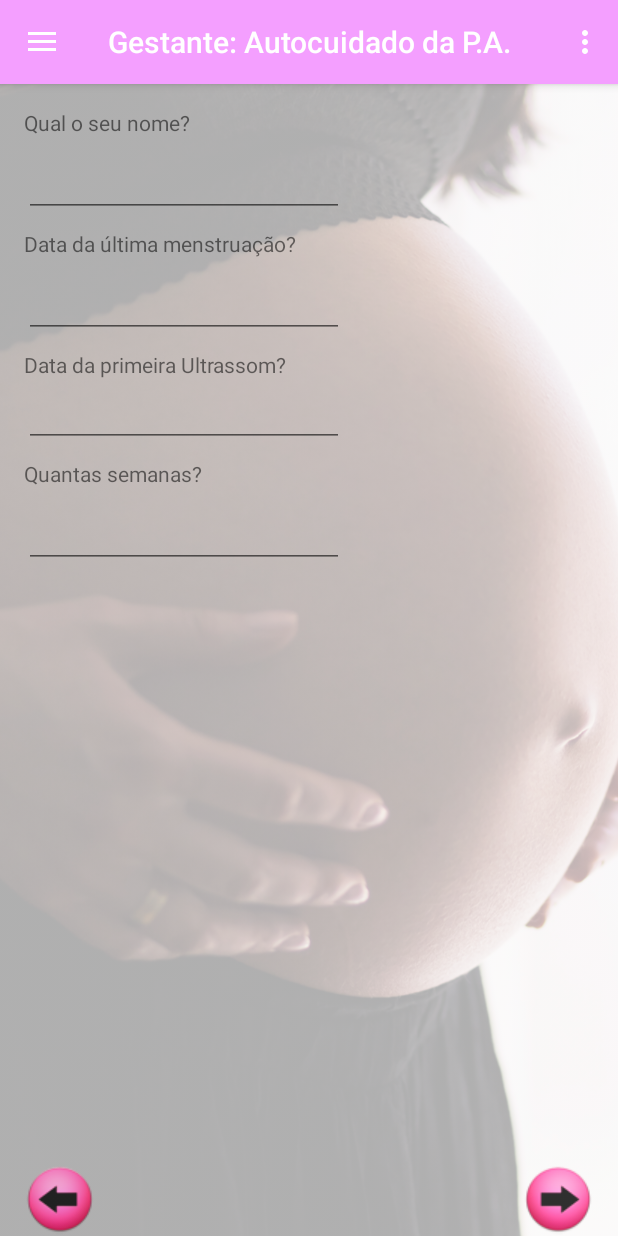
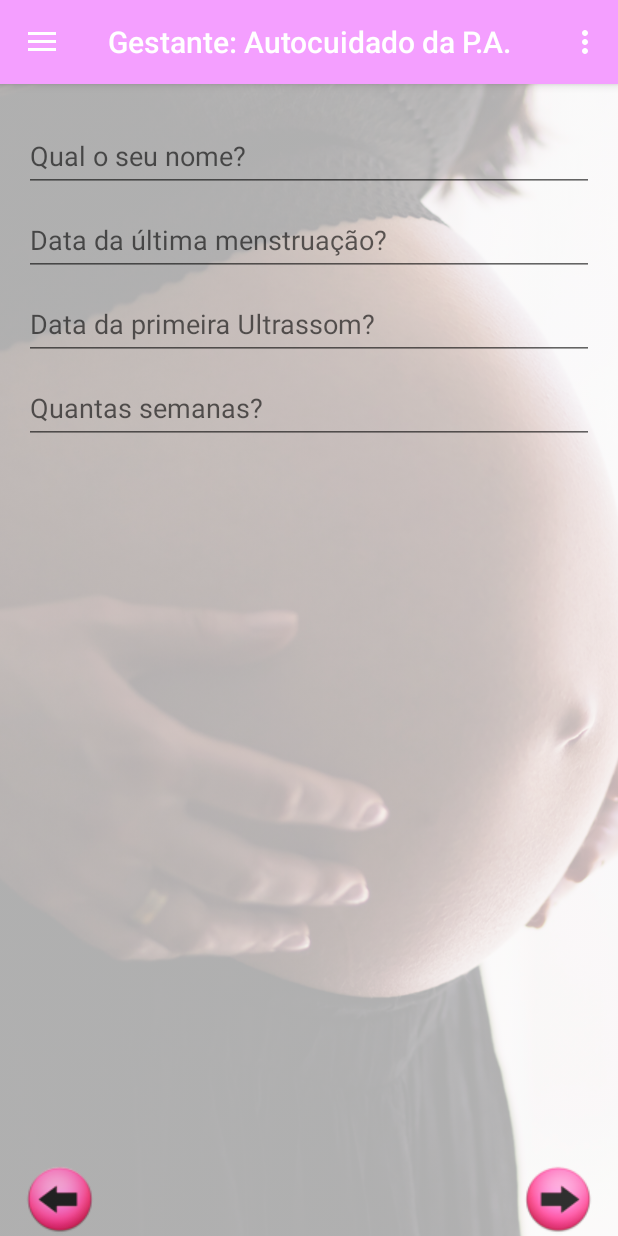
Before and after one commit to erivandosena/AppAndroidGestHiper, an Android app: the fragment FragmentCadastroActivity placed in its activity, on a phone screen of 412 x 824 dp. Run offline under Robolectric (Android 15) with nearby library versions, the phone set to English and light mode, and no system bars.

Commit message:
Conteúdo referente a tudo que foi desenvolvido em 30/09/2017, seguindo os requisitos iniciais do projeto.

```diff
--- /dev/null
+++ b/app/src/main/java/br/com/erivando/gestanteautocuidadopa/FragmentMenuActivity.java
@@ -0,0 +1,22 @@
+package br.com.erivando.gestanteautocuidadopa;
+
+import android.os.Bundle;
+import android.support.v4.app.Fragment;
+import android.view.LayoutInflater;
+import android.view.View;
+import android.view.ViewGroup;
+
+public class FragmentMenuActivity extends Fragment {
+
+    public FragmentMenuActivity() {
+        // Required empty public constructor
+    }
+
+
+    @Override
+    public View onCreateView(LayoutInflater inflater, ViewGroup container, Bundle savedInstanceState) {
+        ViewGroup rootView = (ViewGroup) inflater.inflate(R.layout.fragment_menu, container, false);
+        return  rootView;
+    }
+
+}
--- a/app/src/main/res/layout/content_cadastro.xml
+++ b/app/src/main/res/layout/content_cadastro.xml
@@ -11,72 +11,127 @@
     android:paddingTop="@dimen/activity_vertical_margin"
     tools:context=".MainActivity">
 
-    <TextView
-        android:id="@+id/textView21"
-        android:layout_width="wrap_content"
+    <android.support.design.widget.TextInputLayout
+        android:layout_width="fill_parent"
+        android:layout_height="wrap_content">
+        <EditText
+            android:id="@+id/txt_nome"
+            android:layout_width="fill_parent"
             android:layout_height="wrap_content"
-        android:layout_marginTop="0dp"
-        android:text="@string/cadastro_nome"
-        tools:layout_editor_absoluteX="16dp" />
+            android:hint="@string/cadastro_nome"
+            android:inputType="textPersonName"
+            android:textColor="@color/inputs"
+            android:textColorHint="@color/hints"/>
+    </android.support.design.widget.TextInputLayout>
 
+    <android.support.design.widget.TextInputLayout
+        android:layout_width="fill_parent"
+        android:layout_height="wrap_content">
         <EditText
-        android:id="@+id/editText21"
-        android:layout_width="wrap_content"
+            android:id="@+id/txt_data__menstruacao"
+            android:layout_width="fill_parent"
             android:layout_height="wrap_content"
-        android:ems="10"
-        android:inputType="textPersonName"
-        tools:layout_editor_absoluteX="16dp"
-        android:layout_marginTop="8dp" />
+            android:hint="@string/cadastro_data_menstruacao"
+            android:inputType="date"
+            android:textColor="@color/inputs"
+            android:textColorHint="@color/hints"/>
+    </android.support.design.widget.TextInputLayout>
 
-    <TextView
-        android:id="@+id/textView22"
-        android:layout_width="wrap_content"
+    <android.support.design.widget.TextInputLayout
+        android:layout_width="fill_parent"
+        android:layout_height="wrap_content">
+        <EditText
+            android:id="@+id/txt_data_ultrasom"
+            android:layout_width="fill_parent"
             android:layout_height="wrap_content"
-        android:layout_marginTop="8dp"
-        android:text="@string/cadastro_data_menstruacao"
-        tools:layout_editor_absoluteX="16dp" />
+            android:hint="@string/cadastro_data_ultrasom"
+            android:inputType="date"
+            android:textColor="@color/inputs"
+            android:textColorHint="@color/hints"/>
+    </android.support.design.widget.TextInputLayout>
 
+    <android.support.design.widget.TextInputLayout
+        android:layout_width="fill_parent"
+        android:layout_height="wrap_content">
         <EditText
-        android:id="@+id/editText22"
-        android:layout_width="wrap_content"
+            android:id="@+id/txt_numero_semanas"
+            android:layout_width="fill_parent"
             android:layout_height="wrap_content"
-        android:layout_marginTop="8dp"
-        android:ems="10"
-        android:inputType="date"
-        tools:layout_editor_absoluteX="16dp" />
+            android:hint="@string/cadastro_quant_semanas"
+            android:inputType="number"
+            android:textColor="@color/inputs"
+            android:textColorHint="@color/hints"/>
+    </android.support.design.widget.TextInputLayout>
 
-    <TextView
-        android:id="@+id/textView23"
-        android:layout_width="wrap_content"
-        android:layout_height="wrap_content"
-        android:layout_marginTop="8dp"
-        android:text="@string/cadastro_data_ultrasom"
-        tools:layout_editor_absoluteX="16dp" />
+    <!--<TextView-->
+        <!--android:id="@+id/textView21"-->
+        <!--android:layout_width="wrap_content"-->
+        <!--android:layout_height="wrap_content"-->
+        <!--style="?android:textAppearanceMedium"-->
+        <!--android:text="@string/cadastro_nome"-->
+        <!--tools:layout_editor_absoluteX="16dp" />-->
 
-    <EditText
-        android:id="@+id/editText23"
-        android:layout_width="wrap_content"
-        android:layout_height="wrap_content"
-        android:layout_marginTop="0dp"
-        android:ems="10"
-        android:inputType="number"
-        tools:layout_editor_absoluteX="16dp" />
+    <!--<EditText-->
+        <!--android:id="@+id/editText21"-->
+        <!--android:layout_width="wrap_content"-->
+        <!--android:layout_height="wrap_content"-->
+        <!--android:ems="10"-->
+        <!--android:inputType="textPersonName"-->
+        <!--tools:layout_editor_absoluteX="16dp"-->
+        <!--android:layout_marginTop="8dp" />-->
 
-    <TextView
-        android:id="@+id/textView24"
-        android:layout_width="wrap_content"
-        android:layout_height="wrap_content"
-        android:layout_marginTop="8dp"
-        android:text="@string/cadastro_quant_semanas"
-        tools:layout_editor_absoluteX="16dp" />
+    <!--<TextView-->
+        <!--android:id="@+id/textView22"-->
+        <!--android:layout_width="wrap_content"-->
+        <!--android:layout_height="wrap_content"-->
+        <!--style="?android:textAppearanceMedium"-->
+        <!--android:layout_marginTop="8dp"-->
+        <!--android:text="@string/cadastro_data_menstruacao"-->
+        <!--tools:layout_editor_absoluteX="16dp" />-->
 
-    <EditText
-        android:id="@+id/editText24"
-        android:layout_width="wrap_content"
-        android:layout_height="wrap_content"
-        android:layout_marginTop="8dp"
-        android:ems="10"
-        android:inputType="date"
-        tools:layout_editor_absoluteX="16dp" />
+    <!--<EditText-->
+        <!--android:id="@+id/editText22"-->
+        <!--android:layout_width="wrap_content"-->
+        <!--android:layout_height="wrap_content"-->
+        <!--android:layout_marginTop="8dp"-->
+        <!--android:ems="10"-->
+        <!--android:inputType="date"-->
+        <!--tools:layout_editor_absoluteX="16dp" />-->
+
+    <!--<TextView-->
+        <!--android:id="@+id/textView23"-->
+        <!--android:layout_width="wrap_content"-->
+        <!--android:layout_height="wrap_content"-->
+        <!--style="?android:textAppearanceMedium"-->
+        <!--android:layout_marginTop="8dp"-->
+        <!--android:text="@string/cadastro_data_ultrasom"-->
+        <!--tools:layout_editor_absoluteX="16dp" />-->
+
+    <!--<EditText-->
+        <!--android:id="@+id/editText23"-->
+        <!--android:layout_width="wrap_content"-->
+        <!--android:layout_height="wrap_content"-->
+        <!--android:layout_marginTop="0dp"-->
+        <!--android:ems="10"-->
+        <!--android:inputType="date"-->
+        <!--tools:layout_editor_absoluteX="16dp" />-->
+
+    <!--<TextView-->
+        <!--android:id="@+id/textView24"-->
+        <!--android:layout_width="wrap_content"-->
+        <!--android:layout_height="wrap_content"-->
+        <!--style="?android:textAppearanceMedium"-->
+        <!--android:layout_marginTop="8dp"-->
+        <!--android:text="@string/cadastro_quant_semanas"-->
+        <!--tools:layout_editor_absoluteX="16dp" />-->
+
+    <!--<EditText-->
+        <!--android:id="@+id/editText24"-->
+        <!--android:layout_width="wrap_content"-->
+        <!--android:layout_height="wrap_content"-->
+        <!--android:layout_marginTop="8dp"-->
+        <!--android:ems="10"-->
+        <!--android:inputType="number"-->
+        <!--tools:layout_editor_absoluteX="16dp" />-->
 
 </LinearLayout>
--- a/app/src/main/res/layout/content_main.xml
+++ b/app/src/main/res/layout/content_main.xml
@@ -5,7 +5,7 @@
     android:orientation="vertical"
     android:layout_width="match_parent"
     android:layout_height="wrap_content"
-    android:paddingBottom="50dp"
+    android:paddingBottom="@dimen/activity_vertical_margin"
     android:paddingLeft="@dimen/activity_horizontal_margin"
     android:paddingRight="@dimen/activity_horizontal_margin"
     android:paddingTop="@dimen/activity_vertical_margin"
@@ -14,18 +14,17 @@
     <TextView
         android:layout_width="wrap_content"
         android:layout_height="wrap_content"
+        android:paddingBottom="10dp"
+        android:paddingRight="10dp"
         android:textSize="@dimen/tamanho_texto_ultra_grande"
         android:textStyle="bold"
         android:textColor="?android:attr/textColorPrimaryInverseDisableOnly"
-        android:paddingBottom="10dp"
-        android:paddingRight="10dp"
         android:text="@string/texto_saldacao"/>
 
     <TextView
         android:layout_width="fill_parent"
         android:layout_height="match_parent"
-        android:textSize="@dimen/tamanho_texto_medio"
-        android:textStyle="normal"
+        style="?android:textAppearanceMedium"
         android:textColor="?android:attr/textColorPrimaryDisableOnly"
         android:text="@string/texto_introducao" />
 
--- a/app/src/main/res/layout/fragment_main.xml
+++ b/app/src/main/res/layout/fragment_main.xml
@@ -7,11 +7,11 @@
     <RelativeLayout xmlns:android="http://schemas.android.com/apk/res/android"
         xmlns:app="http://schemas.android.com/apk/res-auto"
         xmlns:tools="http://schemas.android.com/tools"
+        tools:showIn="@layout/app_bar_main"
+        tools:context="br.com.erivando.gestanteautocuidadopa.MainActivity"
         android:layout_width="match_parent"
         android:layout_height="match_parent"
-        app:layout_behavior="@string/appbar_scrolling_view_behavior"
-        tools:context="br.com.erivando.gestanteautocuidadopa.MainActivity"
-        tools:showIn="@layout/app_bar_main">
+        app:layout_behavior="@string/appbar_scrolling_view_behavior">
 
         <ImageView
             android:layout_width="match_parent"
@@ -23,7 +23,9 @@
         <ScrollView xmlns:android="http://schemas.android.com/apk/res/android"
             android:id="@+id/content"
             android:layout_width="match_parent"
-            android:layout_height="match_parent">
+            android:layout_height="match_parent"
+            android:paddingBottom="50dp"
+            >
 
             <include layout="@layout/content_main" />
 
--- /dev/null
+++ b/app/src/main/res/layout/fragment_menu.xml
@@ -0,0 +1,13 @@
+<FrameLayout xmlns:android="http://schemas.android.com/apk/res/android"
+    xmlns:tools="http://schemas.android.com/tools"
+    android:layout_width="match_parent"
+    android:layout_height="match_parent"
+    tools:context="br.com.erivando.gestanteautocuidadopa.FragmentMenuActivity">
+
+    <!-- TODO: Update blank fragment layout -->
+    <TextView
+        android:layout_width="match_parent"
+        android:layout_height="match_parent"
+        android:text="@string/hello_blank_fragment" />
+
+</FrameLayout>
--- a/app/src/main/res/values/colors.xml
+++ b/app/src/main/res/values/colors.xml
@@ -2,5 +2,12 @@
 <resources>
     <color name="colorPrimary">#f49fff</color>
     <color name="colorPrimaryDark">#e478de</color>
-    <color name="colorAccent">#ff91e2</color>
+    <color name="colorAccent">#dc4687</color>
+    <color name="branco">#ffffff</color>
+    <color name="labels">#333333</color>
+    <color name="inputs">#222222</color>
+    <color name="botao">#ec6eb8</color>
+    <color name="hints">#999999</color>
+    <color name="valor">#4d4d4d</color>
+    <color name="descricao">#333333</color>
 </resources>
--- a/app/src/main/res/values/strings.xml
+++ b/app/src/main/res/values/strings.xml
@@ -18,4 +18,7 @@
     <string name="cadastro_data_ultrasom">Data da primeira Ultrassom?</string>
     <string name="cadastro_quant_semanas">Quantas semanas?</string>
 
+    <!-- TODO: Remove or change this placeholder text -->
+    <string name="hello_blank_fragment">Hello blank fragment</string>
+
 </resources>
```
Also changed, not shown: app/build.gradle (line endings or trailing spaces). Lines whose indentation alone changed are shown as unchanged.
